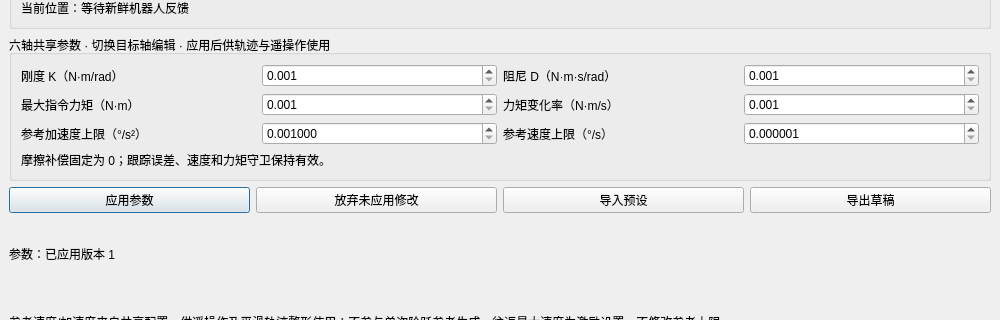
Before: the Qt Designer form impedance_tuning_window.ui in HG731GZ/URControl, drawn with Qt 5; both pictures show x 0 to 1000 and y 174 to 494 of the 1000 by 900 pixel window.
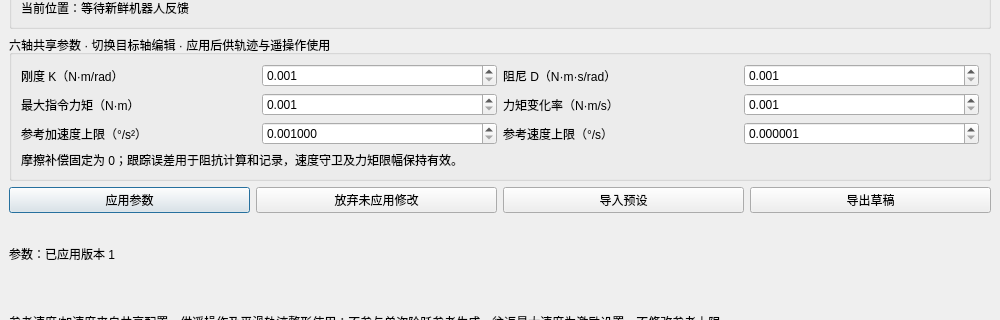
After: the same form once the commit is applied.

Commit message: 完善遥操作阻抗

Diff of the .ui file:
```diff
--- a/impedance_tuning_window.ui
+++ b/impedance_tuning_window.ui
@@ -302,7 +302,7 @@
           <item row="3" column="0" colspan="4">
            <widget class="QLabel" name="guardLabel">
             <property name="text">
-             <string>摩擦补偿固定为 0；跟踪误差、速度和力矩守卫保持有效。</string>
+             <string>摩擦补偿固定为 0；跟踪误差用于阻抗计算和记录，速度守卫及力矩限幅保持有效。</string>
             </property>
             <property name="wordWrap">
              <bool>true</bool>
```
The commit also changes 13 other files.
